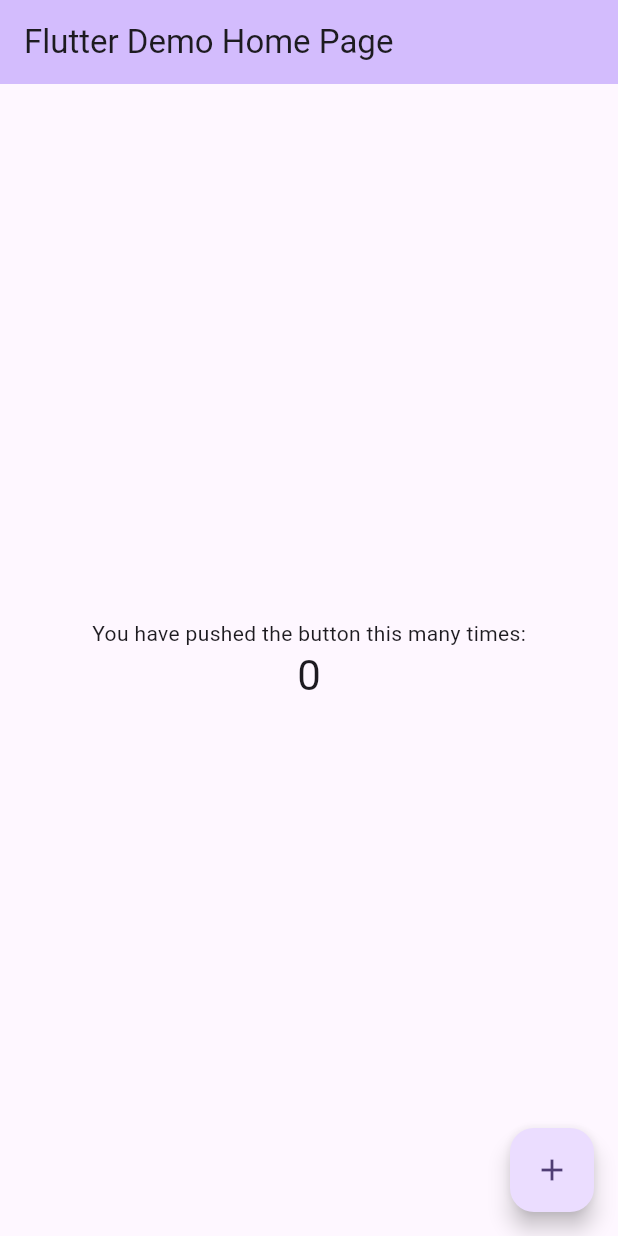
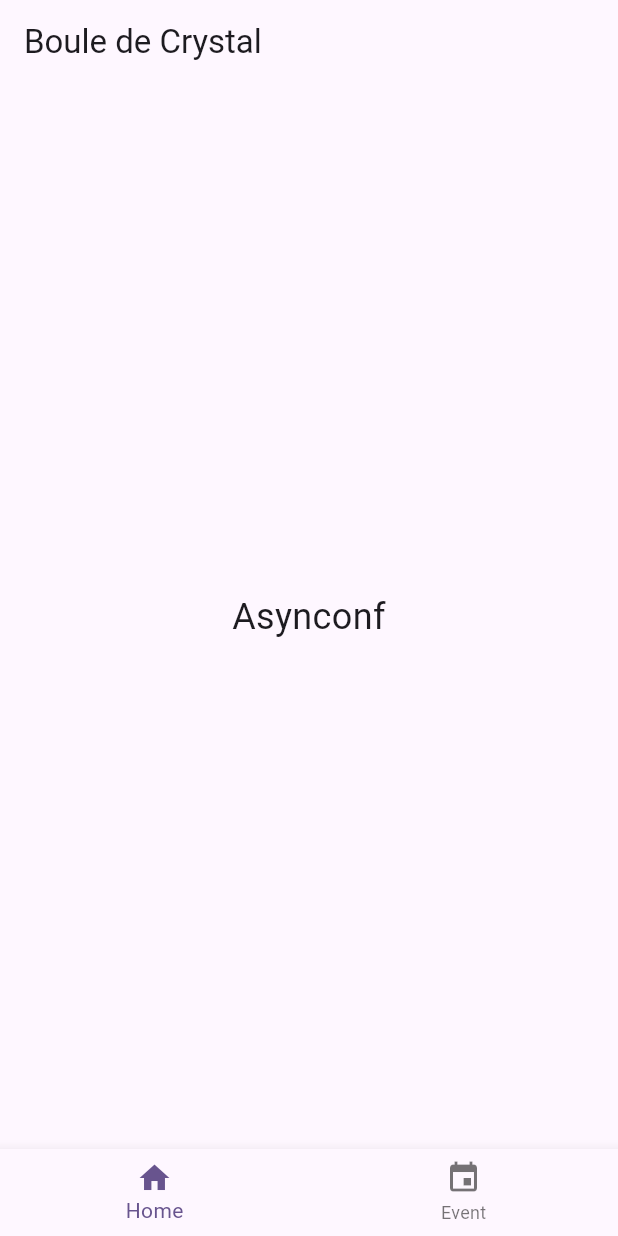
Before and after one commit to Eponas/Boule-de-crystal, a Flutter app: the screen it shows after launch, on a phone screen of 412 x 824 dp. Run offline on Flutter 3.47's test engine with Material 3 defaults, Android fonts, the phone set to English and light mode, and no system bars.

Commit message:
navbar base

```diff
--- a/Boule_de_Crystal/lib/main.dart
+++ b/Boule_de_Crystal/lib/main.dart
@@ -1,3 +1,4 @@
+import 'package:boule_de_crystal/pages/home_page.dart';
 import 'package:flutter/material.dart';
 
 void main() {
@@ -6,120 +7,33 @@ void main() {
 
 class MyApp extends StatelessWidget {
   const MyApp({super.key});
-
-  // This widget is the root of your application.
   @override
   Widget build(BuildContext context) {
     return MaterialApp(
-      title: 'Flutter Demo',
+      title: 'Boule de Crystal',
       theme: ThemeData(
-        // This is the theme of your application.
-        //
-        // TRY THIS: Try running your application with "flutter run". You'll see
-        // the application has a purple toolbar. Then, without quitting the app,
-        // try changing the seedColor in the colorScheme below to Colors.green
-        // and then invoke "hot reload" (save your changes or press the "hot
-        // reload" button in a Flutter-supported IDE, or press "r" if you used
-        // the command line to start the app).
-        //
-        // Notice that the counter didn't reset back to zero; the application
-        // state is not lost during the reload. To reset the state, use hot
-        // restart instead.
-        //
-        // This works for code too, not just values: Most code changes can be
-        // tested with just a hot reload.
+
         colorScheme: ColorScheme.fromSeed(seedColor: Colors.deepPurple),
         useMaterial3: true,
       ),
-      home: const MyHomePage(title: 'Flutter Demo Home Page'),
+      home: Scaffold(
+        appBar: AppBar(
+          title: const Text('Boule de Crystal'),
+        ),
+        body: const HomePage(),
+        bottomNavigationBar: BottomNavigationBar(
+          items: const <BottomNavigationBarItem>[
+            BottomNavigationBarItem(
+              icon: Icon(Icons.home),
+              label: 'Home',
+            ),
+            BottomNavigationBarItem(
+              icon: Icon(Icons.event),
+              label: 'Event',
+            ),
+          ],
+        )
+      ),
     );
   }
 }
-
-class MyHomePage extends StatefulWidget {
-  const MyHomePage({super.key, required this.title});
-
-  // This widget is the home page of your application. It is stateful, meaning
-  // that it has a State object (defined below) that contains fields that affect
-  // how it looks.
-
-  // This class is the configuration for the state. It holds the values (in this
-  // case the title) provided by the parent (in this case the App widget) and
-  // used by the build method of the State. Fields in a Widget subclass are
-  // always marked "final".
-
-  final String title;
-
-  @override
-  State<MyHomePage> createState() => _MyHomePageState();
-}
-
-class _MyHomePageState extends State<MyHomePage> {
-  int _counter = 0;
-
-  void _incrementCounter() {
-    setState(() {
-      // This call to setState tells the Flutter framework that something has
-      // changed in this State, which causes it to rerun the build method below
-      // so that the display can reflect the updated values. If we changed
-      // _counter without calling setState(), then the build method would not be
-      // called again, and so nothing would appear to happen.
-      _counter++;
-    });
-  }
-
-  @override
-  Widget build(BuildContext context) {
-    // This method is rerun every time setState is called, for instance as done
-    // by the _incrementCounter method above.
-    //
-    // The Flutter framework has been optimized to make rerunning build methods
-    // fast, so that you can just rebuild anything that needs updating rather
-    // than having to individually change instances of widgets.
-    return Scaffold(
-      appBar: AppBar(
-        // TRY THIS: Try changing the color here to a specific color (to
-        // Colors.amber, perhaps?) and trigger a hot reload to see the AppBar
-        // change color while the other colors stay the same.
-        backgroundColor: Theme.of(context).colorScheme.inversePrimary,
-        // Here we take the value from the MyHomePage object that was created by
-        // the App.build method, and use it to set our appbar title.
-        title: Text(widget.title),
-      ),
-      body: Center(
-        // Center is a layout widget. It takes a single child and positions it
-        // in the middle of the parent.
-        child: Column(
-          // Column is also a layout widget. It takes a list of children and
-          // arranges them vertically. By default, it sizes itself to fit its
-          // children horizontally, and tries to be as tall as its parent.
-          //
-          // Column has various properties to control how it sizes itself and
-          // how it positions its children. Here we use mainAxisAlignment to
-          // center the children vertically; the main axis here is the vertical
-          // axis because Columns are vertical (the cross axis would be
-          // horizontal).
-          //
-          // TRY THIS: Invoke "debug painting" (choose the "Toggle Debug Paint"
-          // action in the IDE, or press "p" in the console), to see the
-          // wireframe for each widget.
-          mainAxisAlignment: MainAxisAlignment.center,
-          children: <Widget>[
-            const Text(
-              'You have pushed the button this many times:',
-            ),
-            Text(
-              '$_counter',
-              style: Theme.of(context).textTheme.headlineMedium,
-            ),
-          ],
-        ),
-      ),
-      floatingActionButton: FloatingActionButton(
-        onPressed: _incrementCounter,
-        tooltip: 'Increment',
-        child: const Icon(Icons.add),
-      ), // This trailing comma makes auto-formatting nicer for build methods.
-    );
-  }
-}
--- /dev/null
+++ b/Boule_de_Crystal/lib/pages/event_page.dart
@@ -0,0 +1,12 @@
+import 'package:flutter/material.dart';
+
+class EventPage extends StatelessWidget {
+  const EventPage({Key? key}) : super(key: key);
+
+  @override
+  Widget build(BuildContext context) {
+    return const Center(
+      child: Text('Event Page'),
+    );
+  }
+}
--- /dev/null
+++ b/Boule_de_Crystal/lib/pages/home_page.dart
@@ -0,0 +1,25 @@
+import 'package:flutter/material.dart';
+
+class HomePage extends StatelessWidget {
+  const HomePage({
+    Key? key,
+  }) : super(key: key);
+
+  @override
+  Widget build(BuildContext context) {
+    return const Center(
+      child: Column(
+        mainAxisAlignment: MainAxisAlignment.center,
+        children: [
+          Text("Asynconf",
+            style: TextStyle(
+                fontSize: 24,
+                ),
+        textAlign: TextAlign.center,
+          ),
+        ],
+      ),
+    );
+  }
+
+}
```
Also changed, not shown: Boule_de_Crystal/pubspec.lock, Boule_de_Crystal/resources/Icon.png (added), 1 other file.
